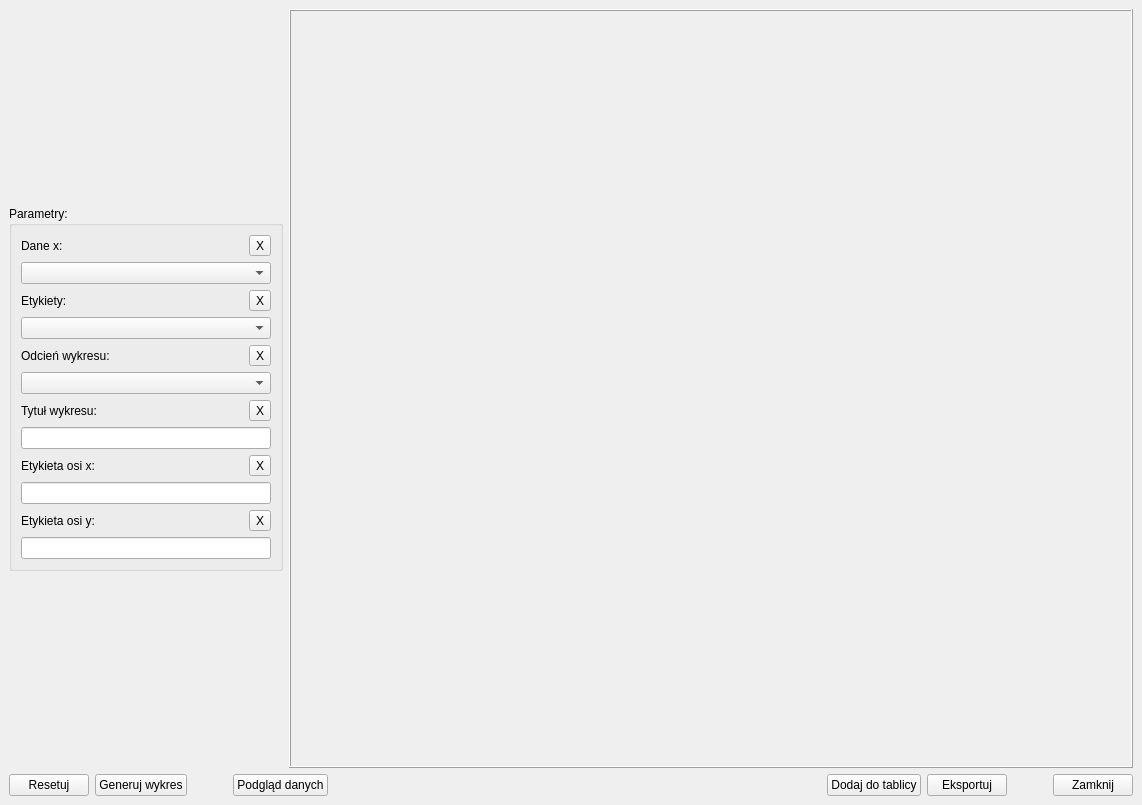
The window that ui/Plots/pie-plot-window.ui (OskarLewandowski/dex-data-experience) describes before a commit, drawn with Qt 5.
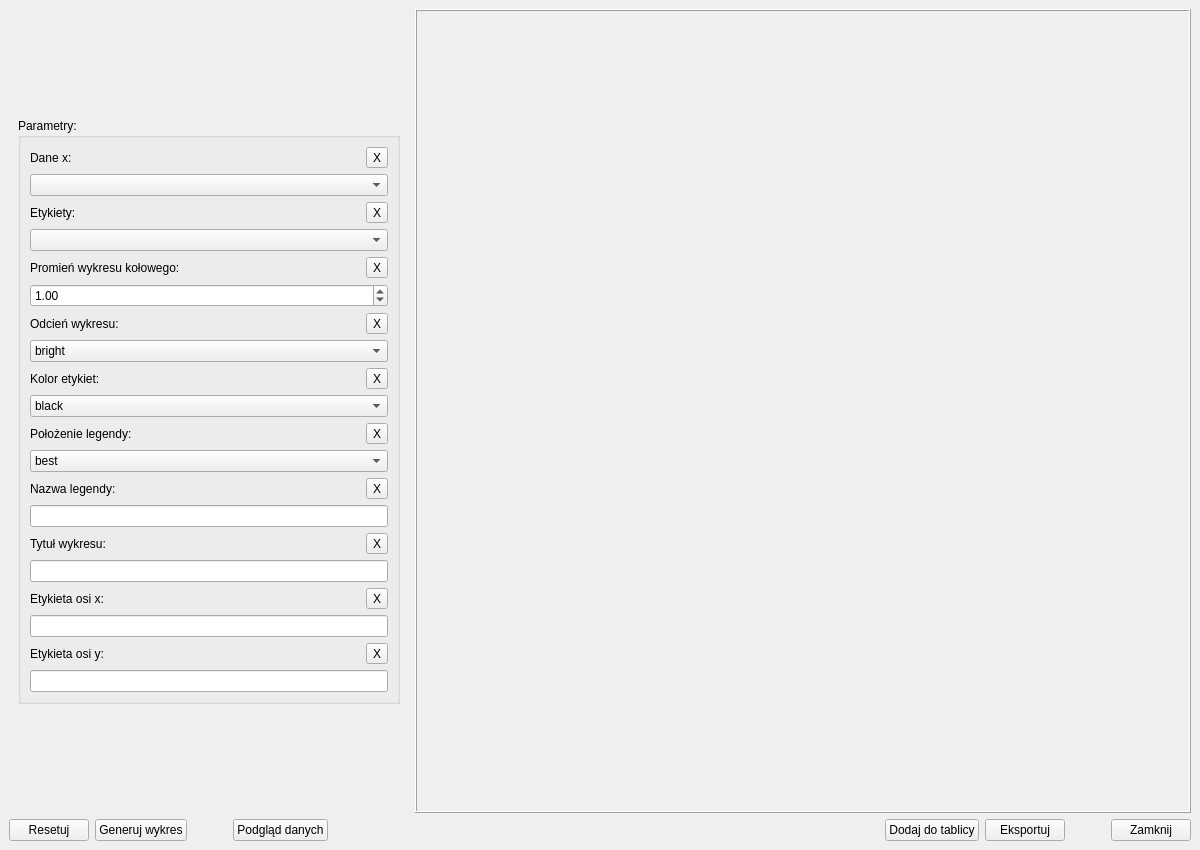
The same window after the commit.

Commit message: update pie plot window

```diff
--- a/ui/Plots/pie-plot-window.ui
+++ b/ui/Plots/pie-plot-window.ui
@@ -9,10 +9,16 @@
    <rect>
     <x>0</x>
     <y>0</y>
-    <width>1142</width>
-    <height>805</height>
+    <width>1200</width>
+    <height>850</height>
    </rect>
   </property>
+  <property name="minimumSize">
+   <size>
+    <width>1200</width>
+    <height>850</height>
+   </size>
+  </property>
   <property name="windowTitle">
    <string>Wykres kołowy</string>
   </property>
@@ -29,6 +35,9 @@
             <property name="orientation">
              <enum>Qt::Vertical</enum>
             </property>
+            <property name="sizeType">
+             <enum>QSizePolicy::Fixed</enum>
+            </property>
             <property name="sizeHint" stdset="0">
              <size>
               <width>20</width>
@@ -37,14 +46,50 @@
             </property>
            </spacer>
           </item>
+          <item>
+           <widget class="QScrollArea" name="scrollArea">
+            <property name="sizePolicy">
+             <sizepolicy hsizetype="Fixed" vsizetype="Expanding">
+              <horstretch>0</horstretch>
+              <verstretch>0</verstretch>
+             </sizepolicy>
+            </property>
+            <property name="minimumSize">
+             <size>
+              <width>400</width>
+              <height>0</height>
+             </size>
+            </property>
+            <property name="frameShape">
+             <enum>QFrame::NoFrame</enum>
+            </property>
+            <property name="widgetResizable">
+             <bool>true</bool>
+            </property>
+            <widget class="QWidget" name="scrollAreaWidgetContents_2">
+             <property name="geometry">
+              <rect>
+               <x>0</x>
+               <y>0</y>
+               <width>400</width>
+               <height>702</height>
+              </rect>
+             </property>
+             <layout class="QVBoxLayout" name="verticalLayout_4">
           <item>
            <widget class="QGroupBox" name="groupBox">
             <property name="sizePolicy">
-             <sizepolicy hsizetype="Fixed" vsizetype="Fixed">
+                 <sizepolicy hsizetype="Expanding" vsizetype="Fixed">
               <horstretch>0</horstretch>
               <verstretch>0</verstretch>
              </sizepolicy>
             </property>
+                <property name="minimumSize">
+                 <size>
+                  <width>0</width>
+                  <height>0</height>
+                 </size>
+                </property>
             <property name="title">
              <string>Parametry:</string>
             </property>
@@ -139,7 +184,55 @@
                   </size>
                  </property>
                  <property name="placeholderText">
-                  <string>Wybierz etykiety...</string>
+                      <string>Wybierz dane jako etykiety...</string>
+                     </property>
+                    </widget>
+                   </item>
+                  </layout>
+                 </item>
+                 <item>
+                  <layout class="QVBoxLayout" name="verticalLayout_3">
+                   <item>
+                    <layout class="QHBoxLayout" name="horizontalLayout_3">
+                     <item>
+                      <widget class="QLabel" name="label">
+                       <property name="text">
+                        <string>Promień wykresu kołowego:</string>
+                       </property>
+                      </widget>
+                     </item>
+                     <item>
+                      <spacer name="horizontalSpacer_6">
+                       <property name="orientation">
+                        <enum>Qt::Horizontal</enum>
+                       </property>
+                       <property name="sizeHint" stdset="0">
+                        <size>
+                         <width>40</width>
+                         <height>20</height>
+                        </size>
+                       </property>
+                      </spacer>
+                     </item>
+                     <item>
+                      <widget class="QToolButton" name="toolButton_Radius">
+                       <property name="text">
+                        <string>X</string>
+                       </property>
+                      </widget>
+                     </item>
+                    </layout>
+                   </item>
+                   <item>
+                    <widget class="QDoubleSpinBox" name="doubleSpinBox_Radius">
+                     <property name="maximum">
+                      <double>100.000000000000000</double>
+                     </property>
+                     <property name="singleStep">
+                      <double>0.100000000000000</double>
+                     </property>
+                     <property name="value">
+                      <double>1.000000000000000</double>
                  </property>
                 </widget>
                </item>
@@ -161,6 +254,9 @@
                    <property name="orientation">
                     <enum>Qt::Horizontal</enum>
                    </property>
+                       <property name="sizeType">
+                        <enum>QSizePolicy::Expanding</enum>
+                       </property>
                    <property name="sizeHint" stdset="0">
                     <size>
                      <width>40</width>
@@ -187,7 +283,7 @@
                   </size>
                  </property>
                  <property name="currentIndex">
-                  <number>-1</number>
+                      <number>2</number>
                  </property>
                  <property name="placeholderText">
                   <string>Wybierz odcień wykresu...</string>
@@ -271,6 +367,301 @@
                </item>
               </layout>
              </item>
+                 <item>
+                  <layout class="QVBoxLayout" name="verticalLayout_17">
+                   <item>
+                    <layout class="QHBoxLayout" name="horizontalLayout_9">
+                     <item>
+                      <widget class="QLabel" name="label_7">
+                       <property name="text">
+                        <string>Kolor etykiet:</string>
+                       </property>
+                      </widget>
+                     </item>
+                     <item>
+                      <spacer name="horizontalSpacer_9">
+                       <property name="orientation">
+                        <enum>Qt::Horizontal</enum>
+                       </property>
+                       <property name="sizeHint" stdset="0">
+                        <size>
+                         <width>40</width>
+                         <height>20</height>
+                        </size>
+                       </property>
+                      </spacer>
+                     </item>
+                     <item>
+                      <widget class="QToolButton" name="toolButton_Label_Color">
+                       <property name="text">
+                        <string>X</string>
+                       </property>
+                      </widget>
+                     </item>
+                    </layout>
+                   </item>
+                   <item>
+                    <widget class="QComboBox" name="comboBox_Label_Color">
+                     <property name="minimumSize">
+                      <size>
+                       <width>250</width>
+                       <height>0</height>
+                      </size>
+                     </property>
+                     <property name="currentIndex">
+                      <number>0</number>
+                     </property>
+                     <property name="placeholderText">
+                      <string>Wybierz kolor etykiet...</string>
+                     </property>
+                     <item>
+                      <property name="text">
+                       <string>black</string>
+                      </property>
+                     </item>
+                     <item>
+                      <property name="text">
+                       <string>white</string>
+                      </property>
+                     </item>
+                     <item>
+                      <property name="text">
+                       <string>blue</string>
+                      </property>
+                     </item>
+                     <item>
+                      <property name="text">
+                       <string>green</string>
+                      </property>
+                     </item>
+                     <item>
+                      <property name="text">
+                       <string>red</string>
+                      </property>
+                     </item>
+                     <item>
+                      <property name="text">
+                       <string>cyan</string>
+                      </property>
+                     </item>
+                     <item>
+                      <property name="text">
+                       <string>magenta</string>
+                      </property>
+                     </item>
+                     <item>
+                      <property name="text">
+                       <string>yellow</string>
+                      </property>
+                     </item>
+                     <item>
+                      <property name="text">
+                       <string>darkblue</string>
+                      </property>
+                     </item>
+                     <item>
+                      <property name="text">
+                       <string>darkgreen</string>
+                      </property>
+                     </item>
+                     <item>
+                      <property name="text">
+                       <string>darkred</string>
+                      </property>
+                     </item>
+                     <item>
+                      <property name="text">
+                       <string>lightblue</string>
+                      </property>
+                     </item>
+                     <item>
+                      <property name="text">
+                       <string>lightgreen</string>
+                      </property>
+                     </item>
+                     <item>
+                      <property name="text">
+                       <string>lightgrey</string>
+                      </property>
+                     </item>
+                     <item>
+                      <property name="text">
+                       <string>grey</string>
+                      </property>
+                     </item>
+                     <item>
+                      <property name="text">
+                       <string>darkgrey</string>
+                      </property>
+                     </item>
+                     <item>
+                      <property name="text">
+                       <string>purple</string>
+                      </property>
+                     </item>
+                     <item>
+                      <property name="text">
+                       <string>orange</string>
+                      </property>
+                     </item>
+                     <item>
+                      <property name="text">
+                       <string>pink</string>
+                      </property>
+                     </item>
+                     <item>
+                      <property name="text">
+                       <string>brown</string>
+                      </property>
+                     </item>
+                    </widget>
+                   </item>
+                  </layout>
+                 </item>
+                 <item>
+                  <layout class="QVBoxLayout" name="verticalLayout_18">
+                   <item>
+                    <layout class="QHBoxLayout" name="horizontalLayout_10">
+                     <item>
+                      <widget class="QLabel" name="label_8">
+                       <property name="text">
+                        <string>Położenie legendy:</string>
+                       </property>
+                      </widget>
+                     </item>
+                     <item>
+                      <spacer name="horizontalSpacer_10">
+                       <property name="orientation">
+                        <enum>Qt::Horizontal</enum>
+                       </property>
+                       <property name="sizeHint" stdset="0">
+                        <size>
+                         <width>40</width>
+                         <height>20</height>
+                        </size>
+                       </property>
+                      </spacer>
+                     </item>
+                     <item>
+                      <widget class="QToolButton" name="toolButton_Legend_Location">
+                       <property name="text">
+                        <string>X</string>
+                       </property>
+                      </widget>
+                     </item>
+                    </layout>
+                   </item>
+                   <item>
+                    <widget class="QComboBox" name="comboBox_Legend_Location">
+                     <property name="minimumSize">
+                      <size>
+                       <width>250</width>
+                       <height>0</height>
+                      </size>
+                     </property>
+                     <property name="currentIndex">
+                      <number>0</number>
+                     </property>
+                     <property name="placeholderText">
+                      <string>Wybierz położenie legendy...</string>
+                     </property>
+                     <item>
+                      <property name="text">
+                       <string>best</string>
+                      </property>
+                     </item>
+                     <item>
+                      <property name="text">
+                       <string>upper right</string>
+                      </property>
+                     </item>
+                     <item>
+                      <property name="text">
+                       <string>upper left</string>
+                      </property>
+                     </item>
+                     <item>
+                      <property name="text">
+                       <string>lower left</string>
+                      </property>
+                     </item>
+                     <item>
+                      <property name="text">
+                       <string>lower right</string>
+                      </property>
+                     </item>
+                     <item>
+                      <property name="text">
+                       <string>right</string>
+                      </property>
+                     </item>
+                     <item>
+                      <property name="text">
+                       <string>center left</string>
+                      </property>
+                     </item>
+                     <item>
+                      <property name="text">
+                       <string>center right</string>
+                      </property>
+                     </item>
+                     <item>
+                      <property name="text">
+                       <string>lower center</string>
+                      </property>
+                     </item>
+                     <item>
+                      <property name="text">
+                       <string>upper center</string>
+                      </property>
+                     </item>
+                     <item>
+                      <property name="text">
+                       <string>center</string>
+                      </property>
+                     </item>
+                    </widget>
+                   </item>
+                  </layout>
+                 </item>
+                 <item>
+                  <layout class="QVBoxLayout" name="verticalLayout_16">
+                   <item>
+                    <layout class="QHBoxLayout" name="horizontalLayout_15">
+                     <item>
+                      <widget class="QLabel" name="label_12">
+                       <property name="text">
+                        <string>Nazwa legendy:</string>
+                       </property>
+                      </widget>
+                     </item>
+                     <item>
+                      <spacer name="horizontalSpacer_14">
+                       <property name="orientation">
+                        <enum>Qt::Horizontal</enum>
+                       </property>
+                       <property name="sizeHint" stdset="0">
+                        <size>
+                         <width>40</width>
+                         <height>20</height>
+                        </size>
+                       </property>
+                      </spacer>
+                     </item>
+                     <item>
+                      <widget class="QToolButton" name="toolButton_Legend_Title">
+                       <property name="text">
+                        <string>X</string>
+                       </property>
+                      </widget>
+                     </item>
+                    </layout>
+                   </item>
+                   <item>
+                    <widget class="QLineEdit" name="lineEdit_Legend_Title"/>
+                   </item>
+                  </layout>
+                 </item>
              <item>
               <layout class="QVBoxLayout" name="verticalLayout_9">
                <item>
@@ -388,11 +779,18 @@
             </layout>
            </widget>
           </item>
+             </layout>
+            </widget>
+           </widget>
+          </item>
           <item>
            <spacer name="verticalSpacer">
             <property name="orientation">
              <enum>Qt::Vertical</enum>
             </property>
+            <property name="sizeType">
+             <enum>QSizePolicy::Fixed</enum>
+            </property>
             <property name="sizeHint" stdset="0">
              <size>
               <width>20</width>
@@ -407,6 +805,12 @@
       </item>
       <item>
        <widget class="QFrame" name="frame">
+        <property name="sizePolicy">
+         <sizepolicy hsizetype="Expanding" vsizetype="Expanding">
+          <horstretch>0</horstretch>
+          <verstretch>0</verstretch>
+         </sizepolicy>
+        </property>
         <property name="frameShape">
          <enum>QFrame::Box</enum>
         </property>
@@ -417,7 +821,7 @@
          <item>
           <widget class="QWidget" name="widget_Plot" native="true">
            <property name="sizePolicy">
-            <sizepolicy hsizetype="Expanding" vsizetype="Expanding">
+            <sizepolicy hsizetype="Fixed" vsizetype="Fixed">
              <horstretch>0</horstretch>
              <verstretch>0</verstretch>
             </sizepolicy>
```
Left out of the diff: 72 changed lines with no effect on the pictures. Lines whose indentation alone changed are shown as unchanged. The commit also changes 3 other files.
